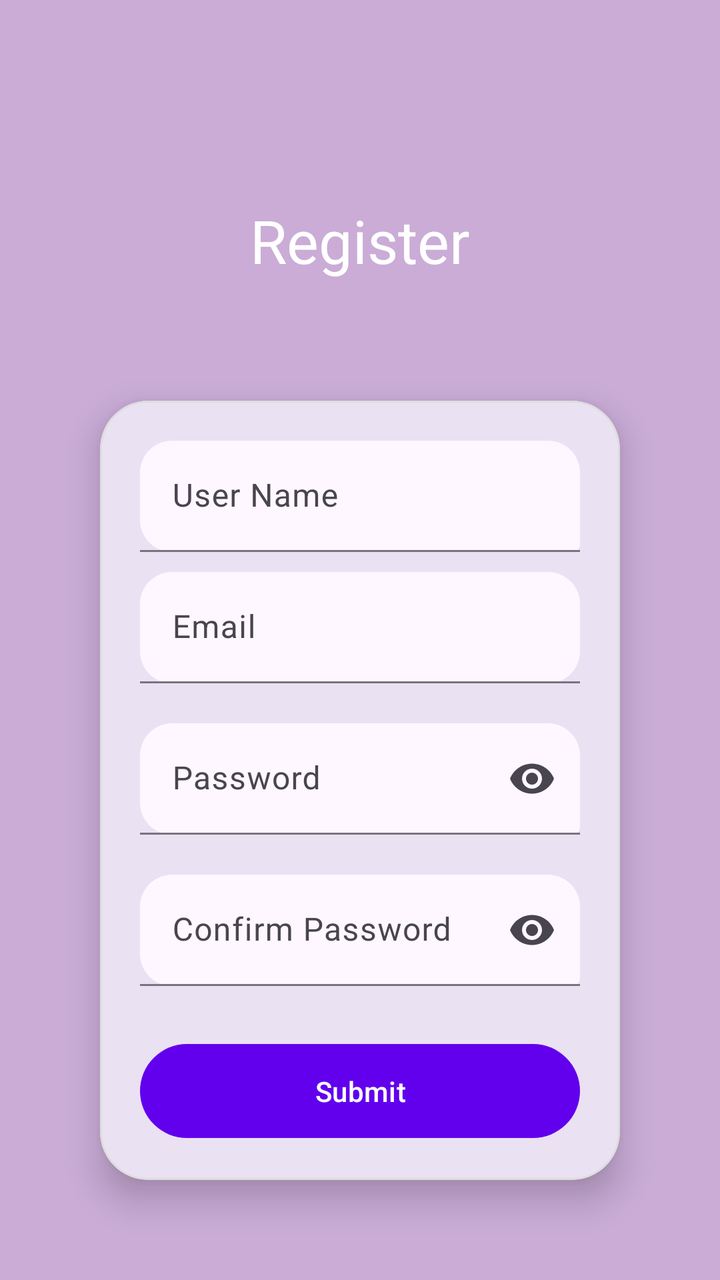
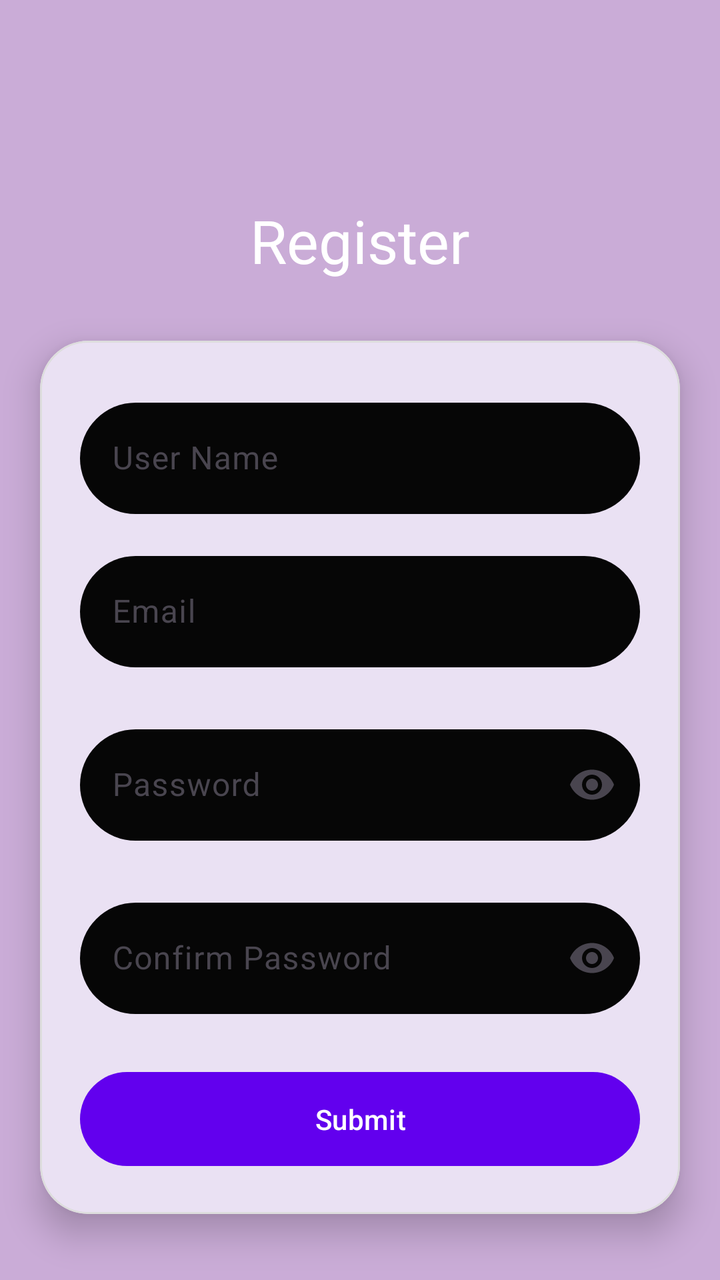

Before-and-after screenshots of an Android layout around one commit, followed by the original layout XML and the change that was made.
<!-- AndroidManifest.xml: application theme Theme.MyApplication -->
<!-- res/layout/activity_register.xml -->
<?xml version="1.0" encoding="utf-8"?>
<LinearLayout xmlns:android="http://schemas.android.com/apk/res/android"
    xmlns:app="http://schemas.android.com/apk/res-auto"
    xmlns:tools="http://schemas.android.com/tools"
    android:id="@+id/main"
    android:background="#CAACD7"
    android:layout_width="match_parent"
    android:orientation="vertical"
    android:layout_height="match_parent"
    tools:context=".Register">
    <TextView
        android:layout_width="match_parent"
        android:layout_height="wrap_content"
        android:text="Register"
        android:gravity="center"
        android:textColor="@color/white"
        android:layout_marginTop="100dp"
        android:textSize="30dp"
        android:layout_marginBottom="10dp"
        />

    <com.google.android.material.card.MaterialCardView

        android:layout_width="match_parent"
        android:layout_height="wrap_content"
        android:layout_below="@id/headerLayout"
        android:layout_marginLeft="20dp"
        android:layout_marginRight="20dp"
        android:layout_margin="50dp"
         android:layout_gravity="center"
        app:cardCornerRadius="24dp"
        app:cardElevation="10dp"
        app:strokeWidth="1dp"
        app:strokeColor="#DDDDDD">


        <LinearLayout
            android:layout_width="match_parent"
            android:orientation="vertical"
            android:padding="20dp"
            android:layout_height="wrap_content">


            <com.google.android.material.textfield.TextInputLayout
                android:layout_width="match_parent"
                android:layout_height="wrap_content"
                android:hint="User Name"
                android:layout_marginBottom="10dp"
                app:boxCornerRadiusTopStart="16dp"
                app:boxCornerRadiusTopEnd="16dp"
                app:boxCornerRadiusBottomStart="16dp"
                app:boxBackgroundMode="filled"
                >


                <com.google.android.material.textfield.TextInputEditText
                    android:id="@+id/customername"
                    android:layout_width="match_parent"
                    android:layout_height="wrap_content"/>

            </com.google.android.material.textfield.TextInputLayout>

    <com.google.android.material.textfield.TextInputLayout
        android:layout_width="match_parent"
        android:layout_height="wrap_content"
        android:hint="Email"

        app:boxBackgroundMode="filled"
        app:boxCornerRadiusTopStart="16dp"
        app:boxCornerRadiusTopEnd="16dp"
        app:boxCornerRadiusBottomStart="16dp"
        app:boxCornerRadiusBottomEnd="16dp">


        <com.google.android.material.textfield.TextInputEditText
            android:id="@+id/email"
            android:layout_width="match_parent"
            android:layout_height="wrap_content"/>

    </com.google.android.material.textfield.TextInputLayout>



    

    <com.google.android.material.textfield.TextInputLayout
        android:layout_width="match_parent"
        android:layout_height="wrap_content"
        android:layout_marginTop="20dp"
        android:hint="Password"
        app:boxCornerRadiusTopStart="16dp"
        app:boxCornerRadiusTopEnd="16dp"
        app:boxCornerRadiusBottomStart="16dp"
        app:boxBackgroundMode="filled"
        app:endIconMode="password_toggle">


        <com.google.android.material.textfield.TextInputEditText
            android:id="@+id/password"
            android:layout_width="match_parent"
            android:layout_height="wrap_content"
            android:inputType="textPassword"/>

    </com.google.android.material.textfield.TextInputLayout>


    <com.google.android.material.textfield.TextInputLayout
        android:layout_width="match_parent"
        android:layout_height="wrap_content"
        android:layout_marginTop="20dp"
        android:hint="Confirm Password"
        app:boxCornerRadiusTopStart="16dp"
        app:boxCornerRadiusTopEnd="16dp"
        app:boxCornerRadiusBottomStart="16dp"
        app:boxBackgroundMode="filled"
        app:endIconMode="password_toggle">


        <com.google.android.material.textfield.TextInputEditText
            android:id="@+id/Confirmpassword"
            android:layout_width="match_parent"
            android:layout_height="wrap_content"
            android:inputType="textPassword"/>

        <com.google.android.material.button.MaterialButton
            android:id="@+id/register"
            android:layout_width="match_parent"
            android:layout_height="55dp"
            android:layout_marginTop="25dp"
            android:text="Submit"
            android:textColor="@color/white"
            app:cornerRadius="30dp"
            app:backgroundTint="#6200EE"/>
    </com.google.android.material.textfield.TextInputLayout>
</LinearLayout>
    </com.google.android.material.card.MaterialCardView>

</LinearLayout>
<!-- resources referenced by this layout -->
<resources>
  <color name="white">#FFFFFFFF</color>
  <style name="Theme.MyApplication" parent="Base.Theme.MyApplication" />
  <style name="Base.Theme.MyApplication" parent="Theme.Material3.DayNight.NoActionBar">
          
          
      </style>
</resources>

<!-- the commit's change to res/layout/activity_register.xml (unified diff, before → after) -->
@@ -26,7 +26,7 @@
         android:layout_below="@id/headerLayout"
         android:layout_marginLeft="20dp"
         android:layout_marginRight="20dp"
-        android:layout_margin="50dp"
+        android:layout_margin="20dp"
          android:layout_gravity="center"
         app:cardCornerRadius="24dp"
         app:cardElevation="10dp"
@@ -49,13 +49,14 @@
                 app:boxCornerRadiusTopStart="16dp"
                 app:boxCornerRadiusTopEnd="16dp"
                 app:boxCornerRadiusBottomStart="16dp"
-                app:boxBackgroundMode="filled"
+                app:boxBackgroundMode="none"
                 >
 
 
                 <com.google.android.material.textfield.TextInputEditText
                     android:id="@+id/customername"
                     android:layout_width="match_parent"
+                    android:background="@drawable/text_field"
                     android:layout_height="wrap_content"/>
 
             </com.google.android.material.textfield.TextInputLayout>
@@ -65,7 +66,7 @@
         android:layout_height="wrap_content"
         android:hint="Email"
 
-        app:boxBackgroundMode="filled"
+        app:boxBackgroundMode="none"
         app:boxCornerRadiusTopStart="16dp"
         app:boxCornerRadiusTopEnd="16dp"
         app:boxCornerRadiusBottomStart="16dp"
@@ -74,6 +75,7 @@
 
         <com.google.android.material.textfield.TextInputEditText
             android:id="@+id/email"
+            android:background="@drawable/text_field"
             android:layout_width="match_parent"
             android:layout_height="wrap_content"/>
 
@@ -91,13 +93,14 @@
         app:boxCornerRadiusTopStart="16dp"
         app:boxCornerRadiusTopEnd="16dp"
         app:boxCornerRadiusBottomStart="16dp"
-        app:boxBackgroundMode="filled"
+        app:boxBackgroundMode="none"
         app:endIconMode="password_toggle">
 
 
         <com.google.android.material.textfield.TextInputEditText
             android:id="@+id/password"
             android:layout_width="match_parent"
+            android:background="@drawable/text_field"
             android:layout_height="wrap_content"
             android:inputType="textPassword"/>
 
@@ -112,13 +115,14 @@
         app:boxCornerRadiusTopStart="16dp"
         app:boxCornerRadiusTopEnd="16dp"
         app:boxCornerRadiusBottomStart="16dp"
-        app:boxBackgroundMode="filled"
+        app:boxBackgroundMode="none"
         app:endIconMode="password_toggle">
 
 
         <com.google.android.material.textfield.TextInputEditText
             android:id="@+id/Confirmpassword"
             android:layout_width="match_parent"
+            android:background="@drawable/text_field"
             android:layout_height="wrap_content"
             android:inputType="textPassword"/>
 
<!-- resource entries referenced after the edit -->
@@ -1,6 +1,24 @@
 <!-- resources referenced by this layout -->
 <resources>
   <color name="white">#FFFFFFFF</color>
+  <!-- drawable text_field (drawable) -->
+  <?xml version="1.0" encoding="utf-8"?>
+  <shape xmlns:android="http://schemas.android.com/apk/res/android"
+      android:shape="rectangle">
+  
+      <solid android:color="#060606" />
+  
+      <corners android:radius="50dp" />
+  
+  
+  
+      <padding
+          android:left="16dp"
+          android:top="12dp"
+          android:right="16dp"
+          android:bottom="12dp" />
+  
+  </shape>
   <style name="Theme.MyApplication" parent="Base.Theme.MyApplication" />
   <style name="Base.Theme.MyApplication" parent="Theme.Material3.DayNight.NoActionBar">
           
